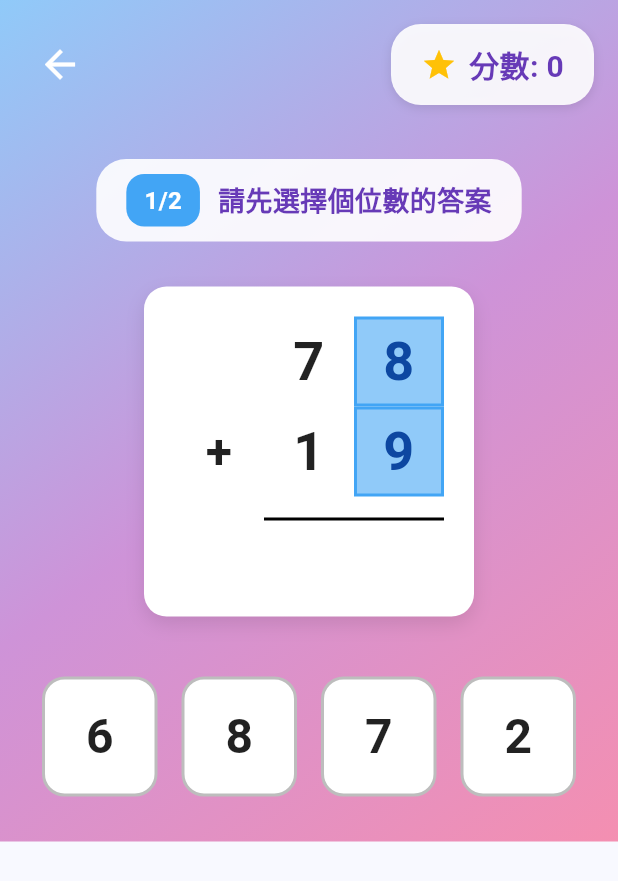
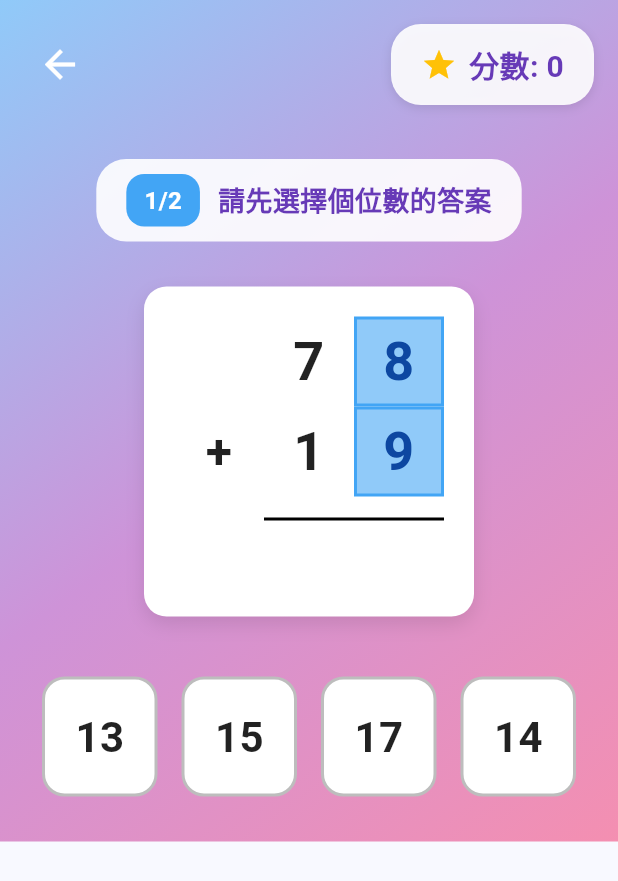
Before and after one commit to disabledman/mmflNumber02, a Flutter app: the screen it shows after launch, after a tap on "進階版", on a phone screen of 412 x 824 dp. Shown: the top 881 px of the screen. Run offline on Flutter 3.47's test engine with Material 3 defaults, Android fonts, the light colour scheme and no system bars.

Commit message:
Updated 顯示個位數相加的完整結果

```diff
--- a/lib/screens/game_screen.dart
+++ b/lib/screens/game_screen.dart
@@ -6,7 +6,6 @@ import '../widgets/addition_display.dart';
 import '../widgets/answer_options.dart';
 import '../widgets/fireworks_effect.dart';
 import '../widgets/score_display.dart';
-import 'home_screen.dart';
 
 class GameScreen extends StatefulWidget {
   final GameMode mode;
@@ -53,6 +52,8 @@ class _GameScreenState extends State<GameScreen> {
       _currentOptions = MathGenerator.generateAnswerOptions(
         _gameState.correctAnswer,
         true, // 個位數階段
+        isAdvanced: _gameState.mode == GameMode.advanced,
+        onesStageAnswer: (_gameState.num1 % 10) + (_gameState.num2 % 10),
       );
       _isProcessingAnswer = false;
     });
@@ -73,11 +74,12 @@ class _GameScreenState extends State<GameScreen> {
   }
 
   void _handleOnesAnswer(int selectedAnswer) {
-    bool isCorrect = selectedAnswer == _gameState.onesDigit;
+    final int onesStageCorrectAnswer = (_gameState.num1 % 10) + (_gameState.num2 % 10);
+    bool isCorrect = selectedAnswer == onesStageCorrectAnswer;
 
     setState(() {
       _gameState.selectedOnesAnswer = selectedAnswer;
-      _gameState.correctOnesAnswer = _gameState.onesDigit;
+      _gameState.correctOnesAnswer = onesStageCorrectAnswer;
     });
 
     if (isCorrect) {
--- a/lib/utils/math_generator.dart
+++ b/lib/utils/math_generator.dart
@@ -110,10 +110,6 @@ class MathGenerator {
         }
       }
 
-      // 驗證個位數相加會進位
-      int ones1Final = num1 % 10;
-      int ones2Final = num2 % 10;
-
       attempts++;
       if (attempts > 100) {
         // 防止無限循環，使用默認值（強制進位）
@@ -132,18 +128,36 @@ class MathGenerator {
     );
   }
 
-  static List<int> generateAnswerOptions(int correctAnswer, bool isOnesStage, {bool isAdvanced = false}) {
+  static List<int> generateAnswerOptions(
+    int correctAnswer,
+    bool isOnesStage, {
+    bool isAdvanced = false,
+    int? onesStageAnswer,
+  }) {
     Set<int> options = {};
 
     if (isOnesStage) {
-      // 個位數選項：正確答案的個位數 + 3個錯誤選項
-      int correctOnes = correctAnswer % 10;
-      options.add(correctOnes);
+      // 第一階段（個位數相加）
+      // - 基礎版：維持 0-9
+      // - 進階版：顯示個位數相加的完整結果（10-18），例如 8+7=15 -> 顯示 15
+      final int correctOnesStageAnswer = onesStageAnswer ?? (correctAnswer % 10);
+      options.add(correctOnesStageAnswer);
 
-      while (options.length < 4) {
-        int wrongOnes = _random.nextInt(10);
-        if (wrongOnes != correctOnes) {
-          options.add(wrongOnes);
+      if (isAdvanced) {
+        // 進階版：個位數相加必定進位，所以答案範圍為 10-18
+        while (options.length < 4) {
+          final int wrong = 10 + _random.nextInt(9); // 10-18
+          if (wrong != correctOnesStageAnswer) {
+            options.add(wrong);
+          }
+        }
+      } else {
+        // 基礎版：0-9
+        while (options.length < 4) {
+          final int wrong = _random.nextInt(10); // 0-9
+          if (wrong != correctOnesStageAnswer) {
+            options.add(wrong);
+          }
         }
       }
     } else {
@@ -210,11 +224,11 @@ class MathGenerator {
 
     // 驗證正確答案在選項中（在打亂前）
     if (isOnesStage) {
-      int correctOnes = correctAnswer % 10;
-      if (!optionsList.contains(correctOnes)) {
+      final int correctOnesStageAnswer = onesStageAnswer ?? (correctAnswer % 10);
+      if (!optionsList.contains(correctOnesStageAnswer)) {
         // 如果不在選項中，強制添加
         optionsList.removeAt(0);
-        optionsList.add(correctOnes);
+        optionsList.add(correctOnesStageAnswer);
       }
     } else {
       if (isAdvanced) {
@@ -239,9 +253,11 @@ class MathGenerator {
 
     // 最終驗證
     if (isOnesStage) {
-      int correctOnes = correctAnswer % 10;
-      assert(optionsList.contains(correctOnes),
-        '個位數正確答案 $correctOnes 不在選項中，選項=$optionsList');
+      final int correctOnesStageAnswer = onesStageAnswer ?? (correctAnswer % 10);
+      assert(
+        optionsList.contains(correctOnesStageAnswer),
+        '第一階段正確答案 $correctOnesStageAnswer 不在選項中，選項=$optionsList',
+      );
     } else {
       if (isAdvanced) {
         int correctTensWithHundreds = correctAnswer ~/ 10;
```
